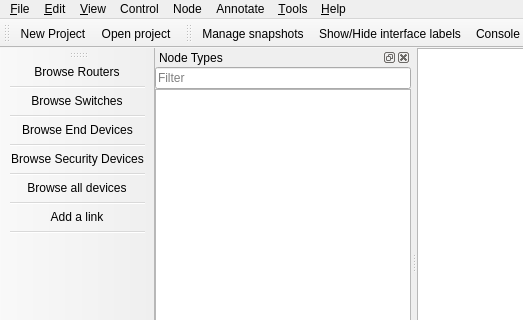
Old version of the form gns3/ui/main_window.ui in the repository peweew/gns3-gui; both pictures show x 0 to 523 and y 0 to 320 of the 984 by 715 pixel window.
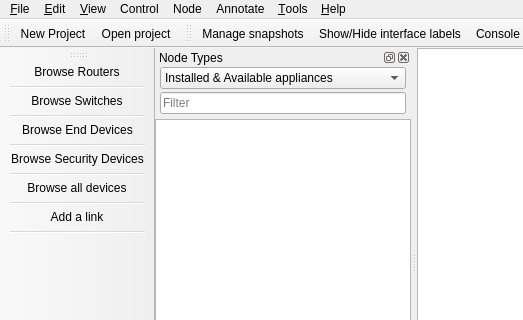
New version of the form. Icons and pictures are not drawn. Custom widgets are drawn as their Qt base class.

Diff of the .ui file:
```diff
--- a/gns3/ui/main_window.ui
+++ b/gns3/ui/main_window.ui
@@ -247,11 +247,46 @@
       <number>0</number>
      </property>
      <item>
-      <widget class="QLineEdit" name="uiNodesFilterLineEdit">
-       <property name="placeholderText">
-        <string>Filter</string>
+      <layout class="QVBoxLayout" name="verticalLayout">
+       <property name="spacing">
+        <number>3</number>
        </property>
-      </widget>
+       <property name="leftMargin">
+        <number>5</number>
+       </property>
+       <property name="rightMargin">
+        <number>5</number>
+       </property>
+       <property name="bottomMargin">
+        <number>5</number>
+       </property>
+       <item>
+        <widget class="QComboBox" name="uiNodesFilterComboBox">
+         <item>
+          <property name="text">
+           <string>Installed &amp; Available appliances</string>
+          </property>
+         </item>
+         <item>
+          <property name="text">
+           <string>Installed appliances</string>
+          </property>
+         </item>
+         <item>
+          <property name="text">
+           <string>Available appliances</string>
+          </property>
+         </item>
+        </widget>
+       </item>
+       <item>
+        <widget class="QLineEdit" name="uiNodesFilterLineEdit">
+         <property name="placeholderText">
+          <string>Filter</string>
+         </property>
+        </widget>
+       </item>
+      </layout>
      </item>
      <item>
       <widget class="NodesView" name="uiNodesView">
```
